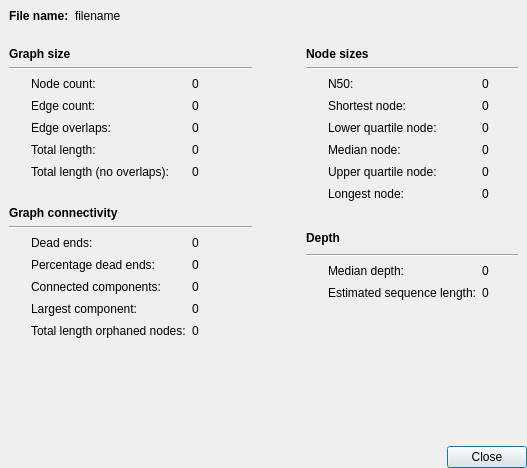
Old version of the form ui/dialogs/graphinfodialog.ui in the repository ugadal/BandageNG.
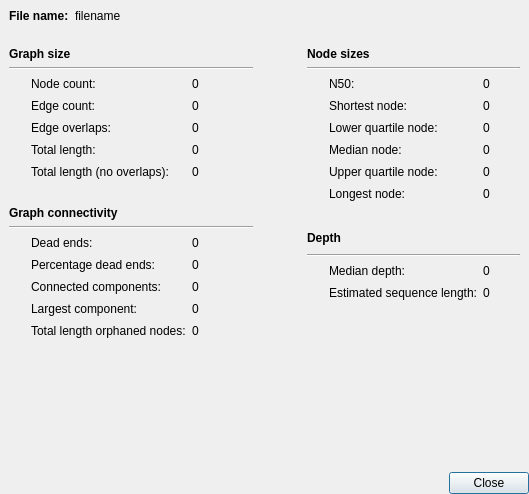
New version of the form. Custom widgets are drawn as their Qt base class.

```diff
--- a/ui/dialogs/graphinfodialog.ui
+++ b/ui/dialogs/graphinfodialog.ui
@@ -6,8 +6,8 @@
    <rect>
     <x>0</x>
     <y>0</y>
-    <width>527</width>
-    <height>468</height>
+    <width>529</width>
+    <height>494</height>
    </rect>
   </property>
   <property name="windowTitle">
@@ -100,7 +100,6 @@
        <widget class="QLabel" name="label_13">
         <property name="font">
          <font>
-          <weight>75</weight>
           <bold>true</bold>
          </font>
         </property>
@@ -422,7 +421,6 @@
        <widget class="QLabel" name="label_14">
         <property name="font">
          <font>
-          <weight>75</weight>
           <bold>true</bold>
          </font>
         </property>
@@ -838,7 +836,6 @@
        <widget class="QLabel" name="label_32">
         <property name="font">
          <font>
-          <weight>75</weight>
           <bold>true</bold>
          </font>
         </property>
@@ -851,7 +848,6 @@
        <widget class="QLabel" name="label_15">
         <property name="font">
          <font>
-          <weight>75</weight>
           <bold>true</bold>
          </font>
         </property>
```
Left out of the diff: 55 changed lines with no effect on the pictures.
